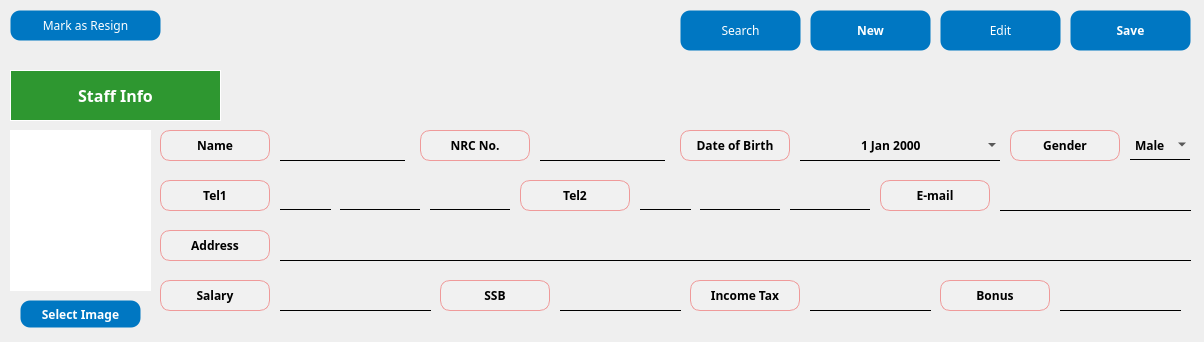
DY-Microfinance-Customer-Management/dymf-algorithm, file app/src/pages/personnel/registration.ui: the form before one commit.
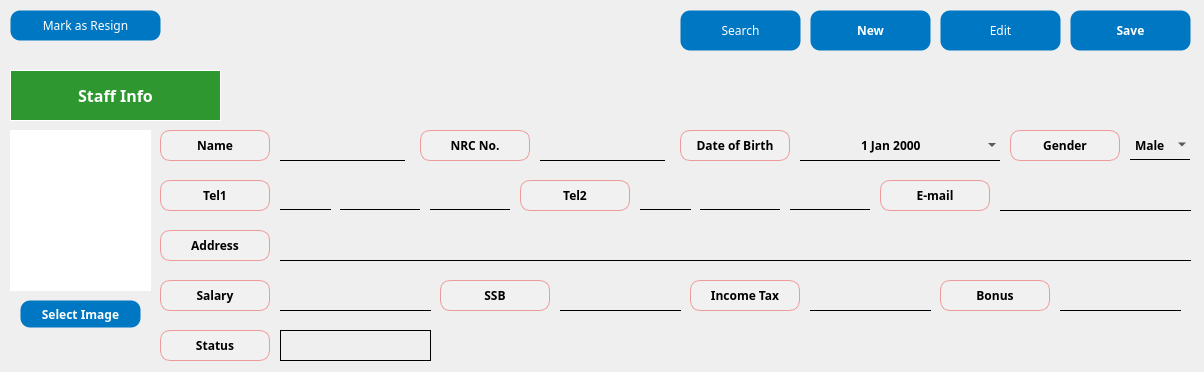
The form after the commit.

```diff
--- a/app/src/pages/personnel/registration.ui
+++ b/app/src/pages/personnel/registration.ui
@@ -7,7 +7,7 @@
     <x>0</x>
     <y>0</y>
     <width>1204</width>
-    <height>342</height>
+    <height>372</height>
    </rect>
   </property>
   <property name="windowTitle">
@@ -1582,6 +1582,92 @@
      <set>Qt::AlignCenter</set>
     </property>
    </widget>
+   <widget class="QLabel" name="label_37">
+    <property name="geometry">
+     <rect>
+      <x>160</x>
+      <y>330</y>
+      <width>110</width>
+      <height>31</height>
+     </rect>
+    </property>
+    <property name="minimumSize">
+     <size>
+      <width>110</width>
+      <height>0</height>
+     </size>
+    </property>
+    <property name="maximumSize">
+     <size>
+      <width>110</width>
+      <height>16777215</height>
+     </size>
+    </property>
+    <property name="font">
+     <font>
+      <family>Arial Black</family>
+      <pointsize>9</pointsize>
+      <weight>75</weight>
+      <bold>true</bold>
+     </font>
+    </property>
+    <property name="styleSheet">
+     <string notr="true">background-color:rgb(241, 241, 241);
+border: 1px solid #ef9a9a;
+border-radius: 10px;</string>
+    </property>
+    <property name="frameShape">
+     <enum>QFrame::Box</enum>
+    </property>
+    <property name="text">
+     <string>Status</string>
+    </property>
+    <property name="alignment">
+     <set>Qt::AlignCenter</set>
+    </property>
+   </widget>
+   <widget class="QLabel" name="status">
+    <property name="geometry">
+     <rect>
+      <x>280</x>
+      <y>330</y>
+      <width>151</width>
+      <height>31</height>
+     </rect>
+    </property>
+    <property name="minimumSize">
+     <size>
+      <width>0</width>
+      <height>0</height>
+     </size>
+    </property>
+    <property name="maximumSize">
+     <size>
+      <width>16777215</width>
+      <height>16777215</height>
+     </size>
+    </property>
+    <property name="font">
+     <font>
+      <family>Arial Black</family>
+      <pointsize>9</pointsize>
+      <weight>75</weight>
+      <bold>true</bold>
+     </font>
+    </property>
+    <property name="styleSheet">
+     <string notr="true"/>
+    </property>
+    <property name="frameShape">
+     <enum>QFrame::Box</enum>
+    </property>
+    <property name="text">
+     <string/>
+    </property>
+    <property name="alignment">
+     <set>Qt::AlignCenter</set>
+    </property>
+   </widget>
   </widget>
  </widget>
  <resources/>
```
